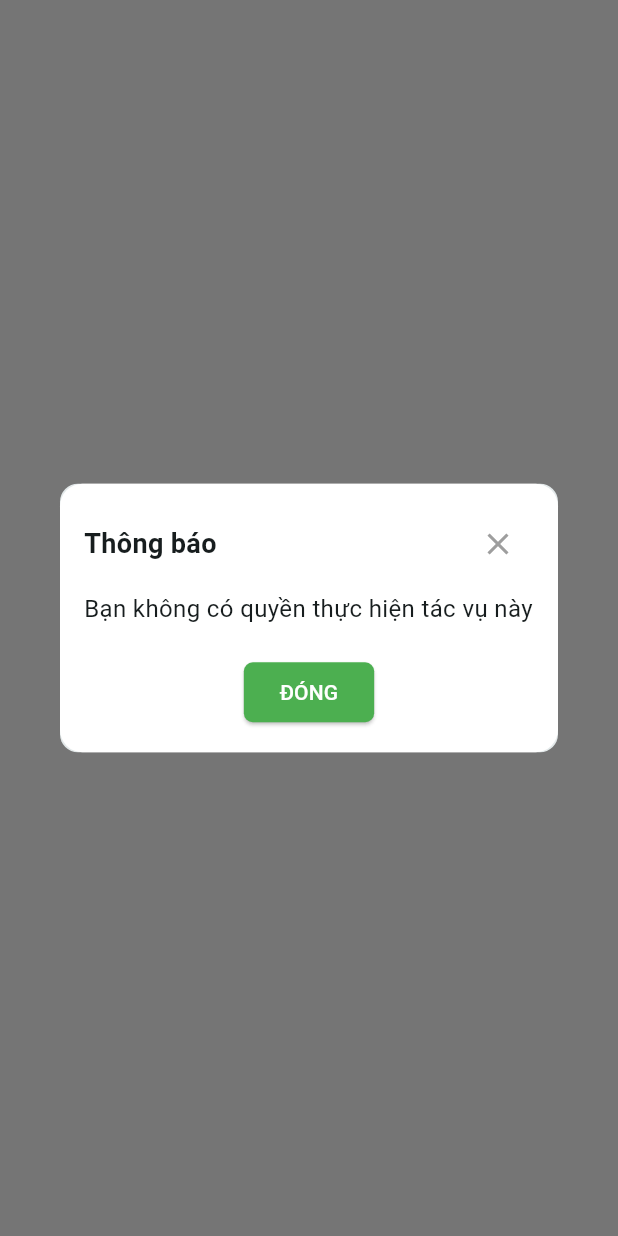
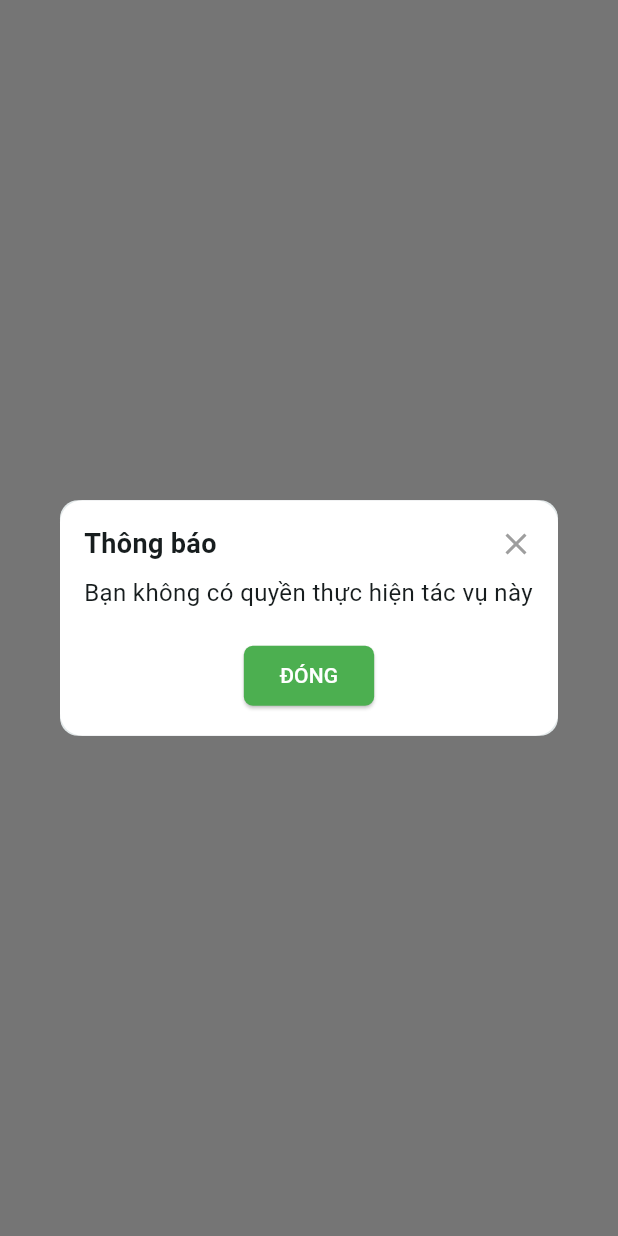
Before and after one commit to NgHaiPhuong/demo_1office, a Flutter app: what showCustomDialog() shows on an empty page, opened directly, on a phone screen of 412 x 824 dp. Run offline on Flutter 3.47's test engine with Material 3 defaults, Android fonts, the light colour scheme and no system bars; our stand-ins replace dio, dropdown_button2, flutter_bloc, get_it, pin_code_fields; missing offline and left inert: dart:ffi.

Commit message:
update_padding_dialog

```diff
--- a/lib/features/presentation/payroll/page/payroll_page.dart
+++ b/lib/features/presentation/payroll/page/payroll_page.dart
@@ -77,7 +77,7 @@ class _PayrollPage extends State<PayrollPage> {
   Widget _buildNavigationBar(BuildContext context) {
     return Container(
       padding: EdgeInsets.symmetric(vertical: 6),
-      height: 60,
+      height: 80,
       color: Colors.white,
       child: Row(
         crossAxisAlignment: CrossAxisAlignment.center,
--- a/lib/features/presentation/payroll/widget/notify_dialog.dart
+++ b/lib/features/presentation/payroll/widget/notify_dialog.dart
@@ -25,11 +25,11 @@ void showCustomDialog(BuildContext context) {
                     "Thông báo",
                     style: TextStyle(fontSize: 18, fontWeight: FontWeight.bold),
                   ),
-                  IconButton(
-                    icon: const Icon(Icons.close, color: Colors.grey),
-                    onPressed: () {
+                  InkWell(
+                    onTap: () {
                       Navigator.of(context).pop();
                     },
+                    child: Icon(Icons.close, color: Colors.grey),
                   ),
                 ],
               ),
```
